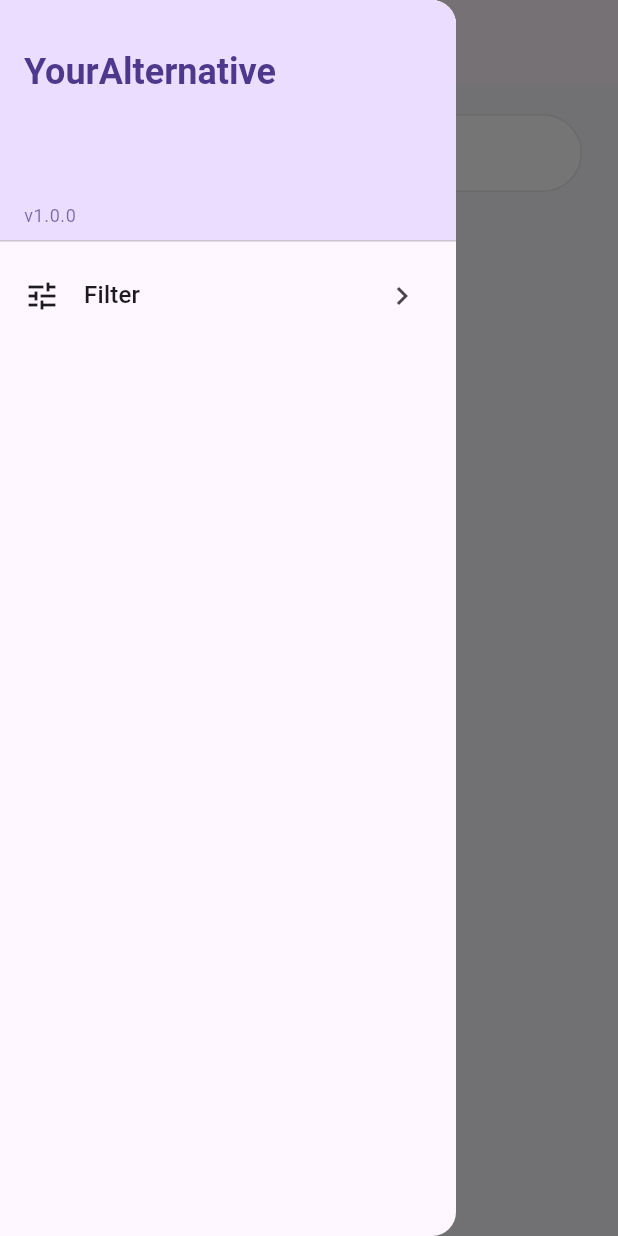
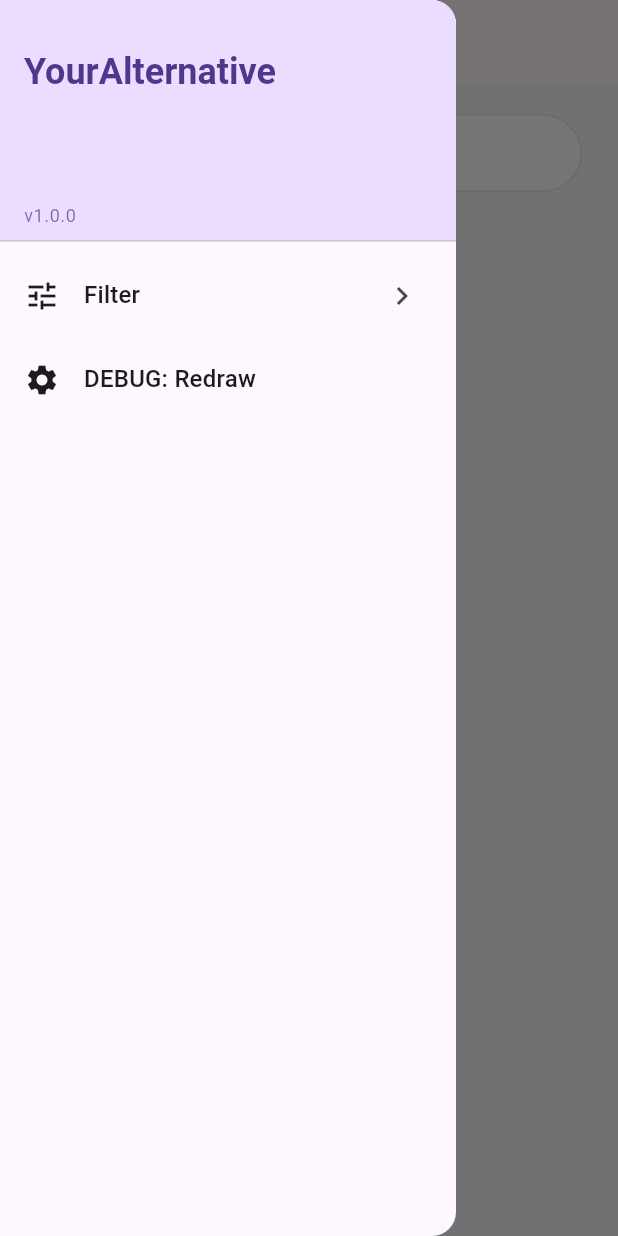
Before and after one commit to carlvv/YourAlternative, a Flutter app: the screen it shows after launch, with the side drawer open, on a phone screen of 412 x 824 dp. Run offline on Flutter 3.47's test engine with Material 3 defaults, Android fonts, the phone set to English and light mode, and no system bars.

Commit message:
Update landingpage.dart

```diff
--- a/lib/pages/landingpage.dart
+++ b/lib/pages/landingpage.dart
@@ -59,6 +59,21 @@ class _LandingPageState extends State<LandingPage> {
               trailing: const Icon(Icons.chevron_right),
               onTap: () {
                 Navigator.pushNamed(context, "/filterpage");
+              },
+            ),
+            ListTile(
+              leading: Icon(
+                Icons.settings,
+                color: Theme.of(context).colorScheme.onSurface,
+              ),
+              title: Text(
+                "DEBUG: Redraw",
+                style: Theme.of(context).textTheme.titleMedium,
+              ),
+              onTap: () {
+                setState(() {
+
+                });
               },
             ),
           ],
```
